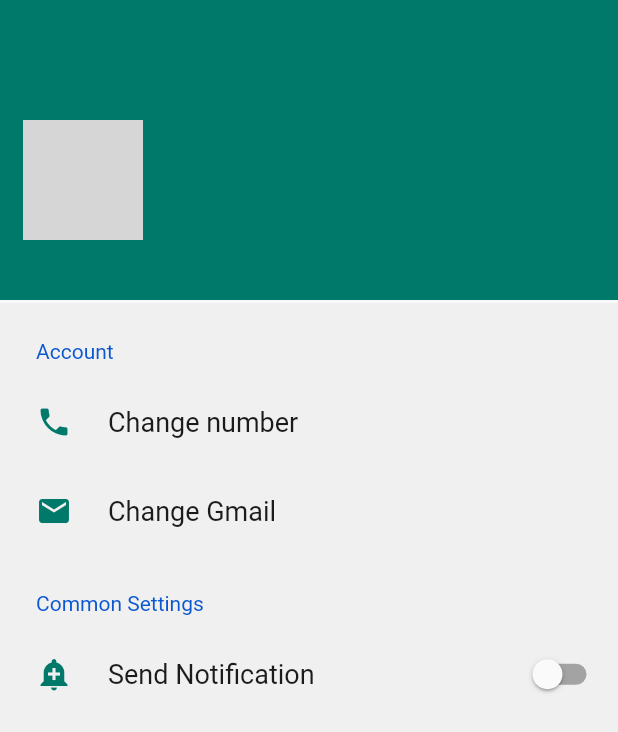
After one commit to Kajal-ghadage2000/SmartC-Box-Flutter-Application, a Flutter app: the Settings screen opened directly, on a phone screen of 412 x 824 dp. The commit adds this screen. Shown: the top 732 px of the screen. Run offline on Flutter 3.47's test engine with Material 2 defaults, Android fonts, the phone set to English and light mode, and no system bars; drawn by our look-alikes of settings_ui; our stand-ins replace country_code_picker, firebase_auth, firebase_core, google_fonts, google_sign_in, lottie and 1 more; missing offline and left inert: country_list_pick, flutter_auth_buttons, flutter_pin_code_fields, loading; accounts and stored records are empty; network calls fail; grey boxes are pictures that could not be loaded.

Commit message:
Settings Page

```diff
--- a/lib/Phone_google_auth/LoginHome.dart
+++ b/lib/Phone_google_auth/LoginHome.dart
@@ -4,8 +4,9 @@ import 'package:flutter/material.dart';
 import 'package:flutter_auth_buttons/flutter_auth_buttons.dart';
 import 'VerifyPhone.dart';
 import 'package:toast/toast.dart';
-import 'first_screen.dart';
+//import 'first_screen.dart';
 import 'sign_in.dart';
+import '../Settings.dart';
 
 class LoginHome extends StatefulWidget {
   @override
@@ -161,7 +162,7 @@ class _LoginHomeState extends State<LoginHome> {
             Navigator.of(context).push(
               MaterialPageRoute(
                 builder: (context) {
-                  return FirstScreen();
+                  return Settings();
                 },
               ),
             );
--- /dev/null
+++ b/lib/Settings.dart
@@ -0,0 +1,127 @@
+import 'package:flutter/material.dart';
+import 'package:settings_ui/settings_ui.dart';
+import 'Phone_google_auth/sign_in.dart';
+
+
+class Settings extends StatefulWidget {
+  @override
+  _SettingsState createState() => _SettingsState();
+}
+
+class _SettingsState extends State<Settings> {
+  @override
+  Widget build(BuildContext context) {
+    return Scaffold(
+        backgroundColor: Color(0xffF8F8FA),
+      body: Stack(
+        children: <Widget>[
+          Container(
+                color: Colors.teal[700],
+                height: 200,
+                child: Padding(
+                  padding:  EdgeInsets.only(left: 15.0, right: 15.0, top: 80),
+                  child: Column(
+                    children: <Widget>[
+                      Row(
+                        children: <Widget>[
+                          Container(
+                            height: 80,
+                            width: 80,
+                            //color: Colors.red,
+                            /*child: CircleAvatar(
+                              radius: 80,
+                              backgroundImage: Image.network(
+                                'https://picsum.photos/250?image=9',
+                              ),
+                            ),*/
+                            decoration: BoxDecoration(
+                                shape: BoxShape.circle,
+                                image: DecorationImage(
+                                    fit: BoxFit.cover,
+                                    image: new NetworkImage(
+                                imageUrl))
+                            ),
+                          ),
+                          SizedBox(width: 20,),
+                          Column(
+                            crossAxisAlignment: CrossAxisAlignment.start,
+                            children: <Widget>[
+                              Text(name, style: TextStyle(
+                                  color: Colors.white,
+                                  fontSize: 25,
+                                  fontWeight: FontWeight.bold
+                              ),
+                              ),
+                              SizedBox(height: 10,),
+                              Row(
+                                children: <Widget>[
+                                  Row(
+                                    children: <Widget>[
+                                      /*Image.asset(
+                                        "assets/fb.png",
+                                        height: 30,
+                                        width: 30,
+                                      ),
+                                      SizedBox(width: 20,),*/
+                                      Text(email, style: TextStyle(
+                                        color: Colors.white60,
+                                        fontSize: 17,
+                                      ),),
+                                    ],
+                                  ),
+                                ],
+                              )
+                            ],
+                          )
+                        ],
+                      ),
+                    ],
+          ),),),
+
+          Container(
+            //_getDrawerItemWidget(_selectedDrawerIndex),
+            padding: new EdgeInsets.only(top: 202),
+            child: SettingsList(
+              sections: [
+                SettingsSection(
+                  title: 'Account',
+                  tiles: [
+                    SettingsTile(
+                      title: 'Change number',
+                      leading: Icon(Icons.local_phone, color: Colors.teal[700]),
+                      onTap: () {},
+                    ),
+                    SettingsTile(
+                      title: 'Change Gmail',
+                      leading: Icon(Icons.email, color: Colors.teal[700]),
+                      onTap: () {
+
+                      },
+                    ),
+                  ],
+                ),
+                SettingsSection(
+                  title: 'Common Settings',
+                  tiles: [
+                    SettingsTile.switchTile(
+                      title: 'Send Notification',
+                      leading: Icon(Icons.add_alert, color: Colors.teal[700]),
+                      switchValue: false,
+                      onToggle: (bool value)  async{
+                        /*Data.notification = value;
+                        await _firestore
+                            .collection('users')
+                            .document(Data.docid)
+                            .updateData({'notification': value});*/
+                      },
+                    ),
+                  ],
+                ),
+              ],
+            ),
+          ),
+        ],
+      ),
+    );
+  }
+}
```
